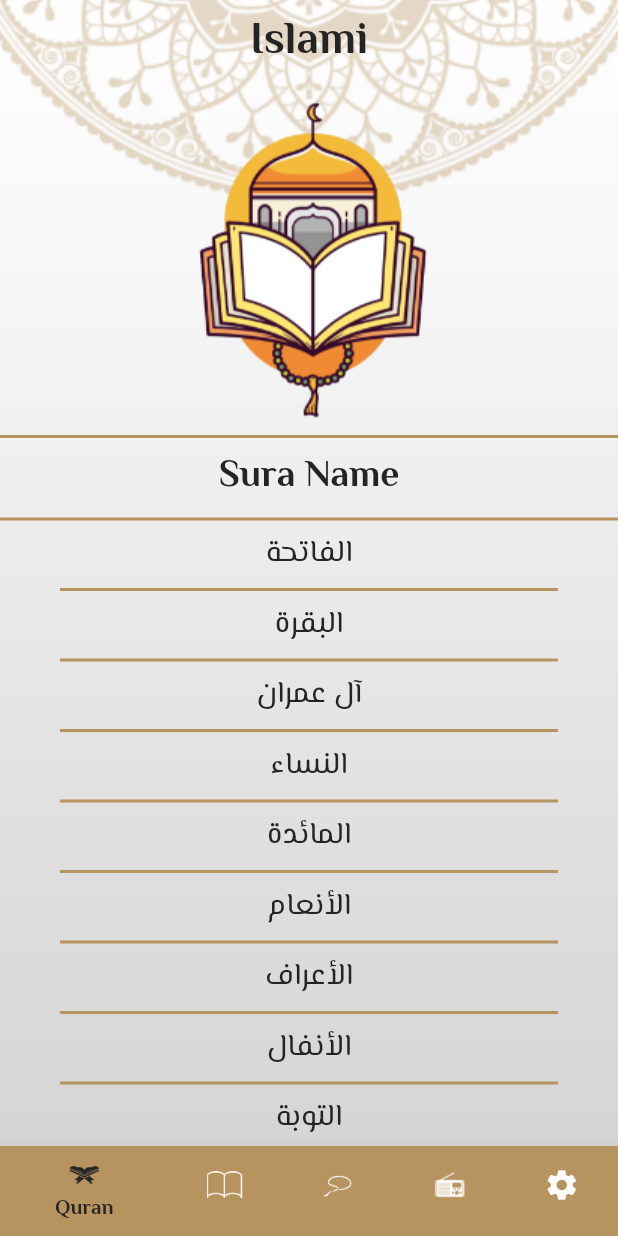
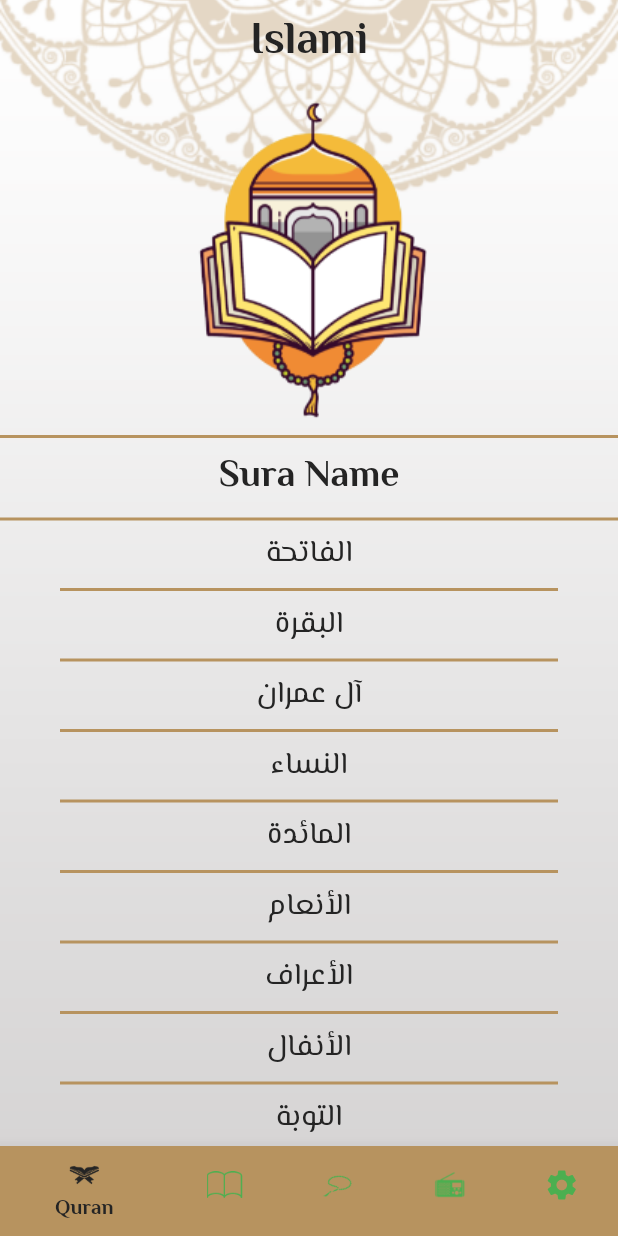
Before and after one commit to Merna-Abdelslam/islami_app, a Flutter app: the screen it shows after launch, on a phone screen of 412 x 824 dp. Run offline on Flutter 3.47's test engine with Material 2 defaults, Android fonts, the phone set to English and light mode, and no system bars; our stand-ins replace google_fonts.

Commit message:
change the color to green

```diff
--- a/lib/home.dart
+++ b/lib/home.dart
@@ -35,6 +35,7 @@ int index=0;
           bottomNavigationBar: BottomNavigationBar(currentIndex: index,
             onTap: (value) {
               index=value;
+
               setState(() {
 
               });
@@ -54,6 +55,7 @@ int index=0;
           ],),
           body:tabs[index] ,
         ),
+
       ],
     );
   }
--- a/lib/myThemData.dart
+++ b/lib/myThemData.dart
@@ -31,7 +31,7 @@ class MyThemeData {
         type: BottomNavigationBarType.shifting,
       backgroundColor: primarycolor,
         selectedItemColor: blackcolor,
-        unselectedItemColor: Colors.white,
+        unselectedItemColor: Colors.green,
 
   )
   );
```
